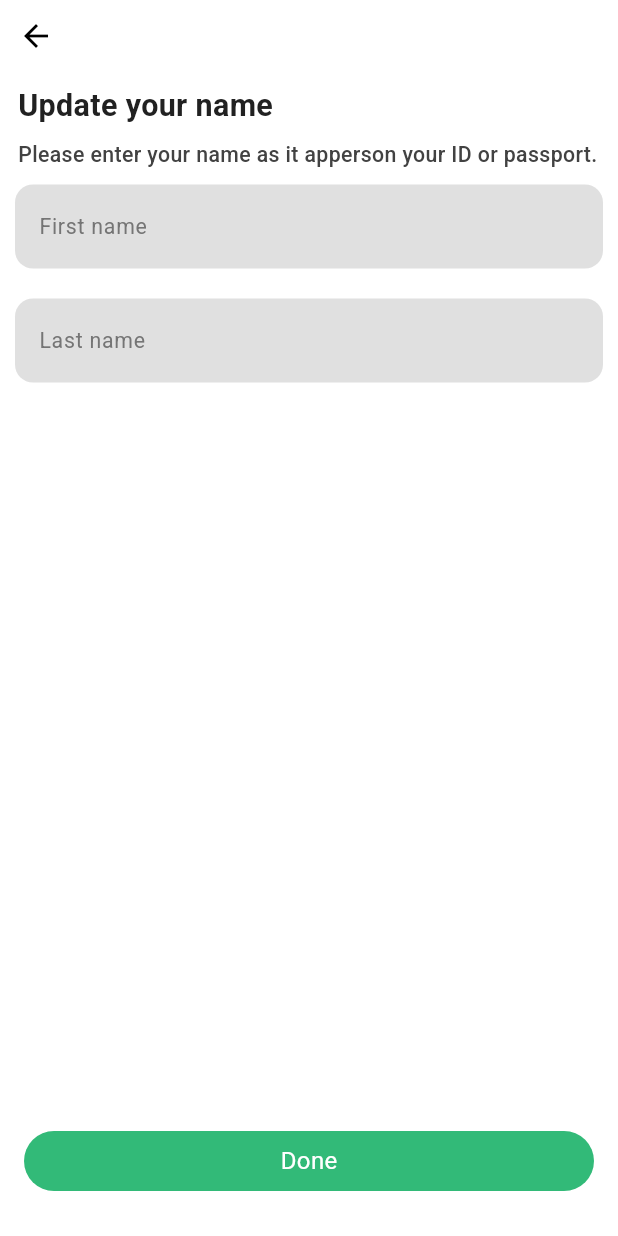
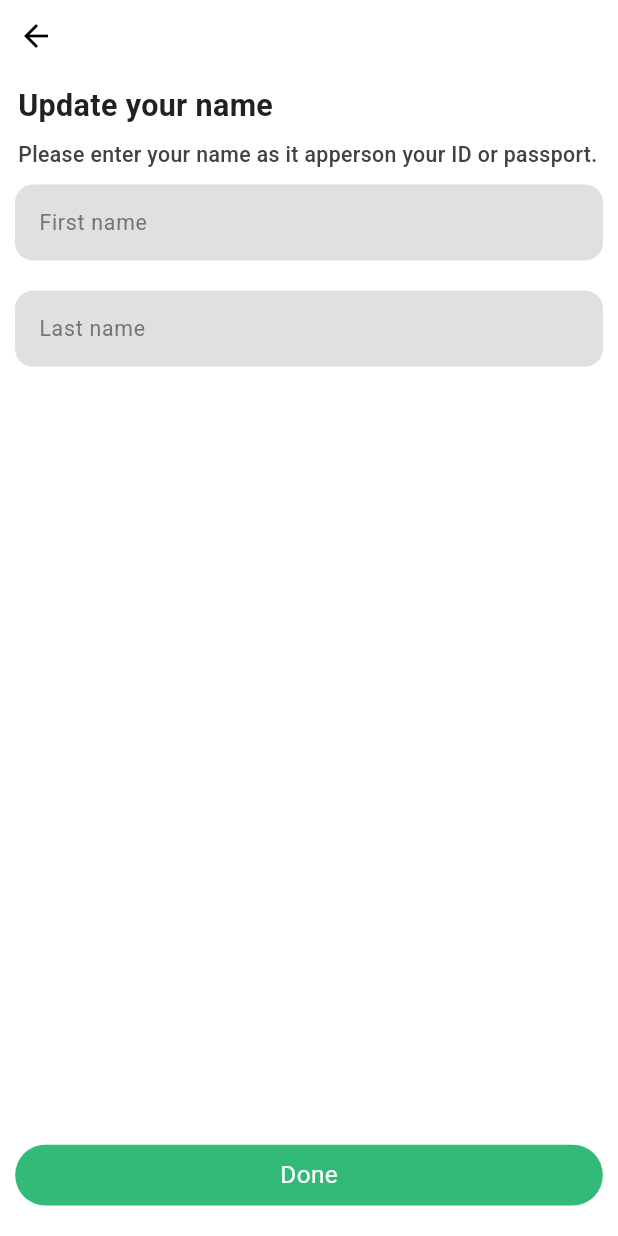
Before and after one commit to Eznira/bolt_ui, a Flutter app: the UpdateName screen opened directly, on a phone screen of 412 x 824 dp. Run offline on Flutter 3.47's test engine with Material 3 defaults, Android fonts, the phone set to English and light mode, and no system bars; our stand-ins replace flutter_screenutil.

Commit message:
update profile screen responsive

```diff
--- a/lib/screens/profile/update_name.dart
+++ b/lib/screens/profile/update_name.dart
@@ -1,6 +1,7 @@
 import 'package:bolt_ui/constants/app_color.dart';
 import 'package:bolt_ui/widgets/custom_form_field.dart';
 import 'package:flutter/material.dart';
+import 'package:flutter_screenutil/flutter_screenutil.dart';
 
 class UpdateName extends StatefulWidget {
   const UpdateName({super.key});
@@ -18,7 +19,11 @@ class _UpdateNameState extends State<UpdateName> {
   @override
   Widget build(BuildContext context) {
     return Scaffold(
-      body: Column(
+      body: Stack(
+        children: [
+          Positioned.fill(
+            child: SingleChildScrollView(
+              child: Column(
                 crossAxisAlignment: CrossAxisAlignment.start,
                 children: [
                   const BackButton(),
@@ -44,6 +49,8 @@ class _UpdateNameState extends State<UpdateName> {
                   ),
                   Padding(
                     padding: const EdgeInsets.all(10),
+                    child: SizedBox(
+                      height: 50.sp,
                       child: CustomFormField(
                         labelText: "First name",
                         controller: _firstName,
@@ -51,36 +58,45 @@ class _UpdateNameState extends State<UpdateName> {
                         nextFocusNode: _lastNameFocusNode,
                       ),
                     ),
+                  ),
                   Padding(
                     padding: const EdgeInsets.all(10),
+                    child: SizedBox(
+                      height: 50.sp,
                       child: CustomFormField(
                         labelText: "Last name",
                         controller: _lastName,
                         focusNode: _lastNameFocusNode,
                       ),
                     ),
-          const Spacer(),
-          Padding(
-            padding: const EdgeInsets.symmetric(horizontal: 16),
+                  ),
+                ],
+              ),
+            ),
+          ),
+          Positioned(
+            left: 0,
+            right: 0,
+            bottom: 10.sp,
+            child: Padding(
+              padding: EdgeInsets.all(10.sp),
               child: Container(
-              height: 40,
+                height: 40.sp,
                 decoration: BoxDecoration(
                   color: AppColors.green,
                   borderRadius: BorderRadius.circular(20),
                 ),
-              child: const Center(
+                child: Center(
                   child: Text(
                     "Done",
                     style: TextStyle(
                         color: Colors.white,
-                      fontSize: 16,
+                        fontSize: 16.sp,
                         fontWeight: FontWeight.normal),
                   ),
                 ),
               ),
             ),
-          const SizedBox(
-            height: 30,
           )
         ],
       ),
```
Lines whose indentation alone changed are shown as unchanged.
